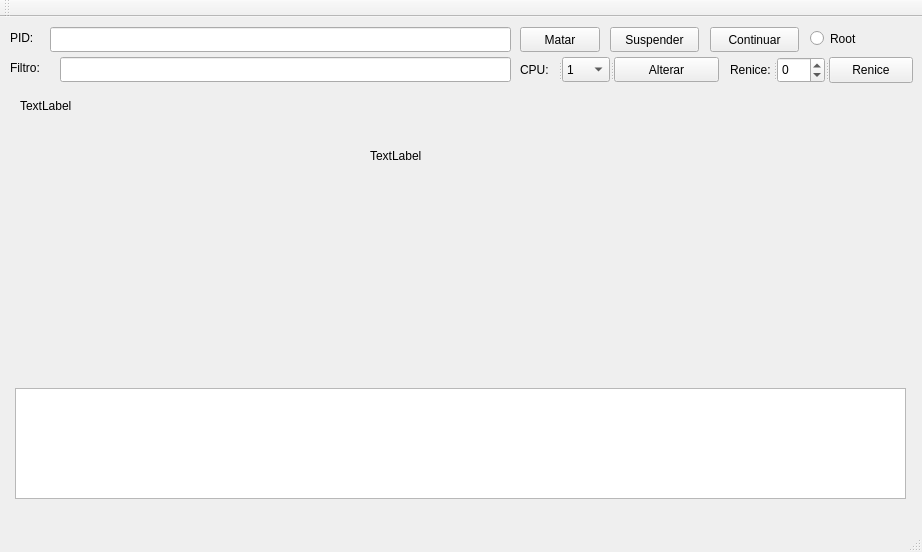
Mtarginoo/STR-Projeto01, file Projeto02_Unidade01/gerenciador_de_processos/mainwindow.ui: the form before one commit.
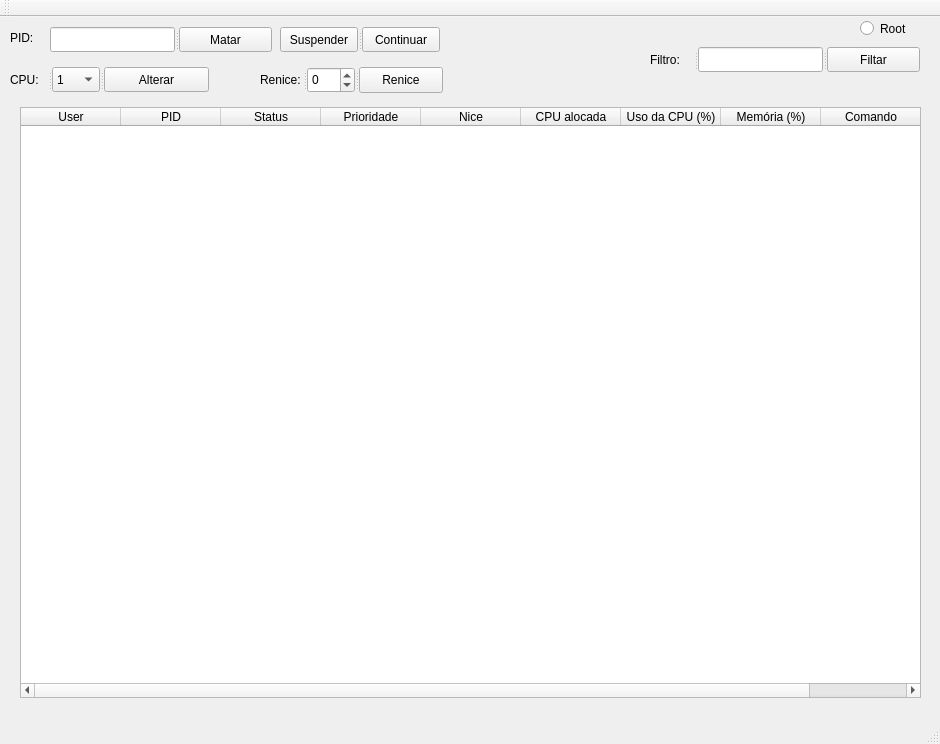
The form after the commit.

Commit message: adicionando tabela de processos e refresh

The edit to the form file:
```diff
--- a/Projeto02_Unidade01/gerenciador_de_processos/mainwindow.ui
+++ b/Projeto02_Unidade01/gerenciador_de_processos/mainwindow.ui
@@ -6,8 +6,8 @@
    <rect>
     <x>0</x>
     <y>0</y>
-    <width>922</width>
-    <height>552</height>
+    <width>940</width>
+    <height>744</height>
    </rect>
   </property>
   <property name="windowTitle">
@@ -27,84 +27,12 @@
      <string>PID: </string>
     </property>
    </widget>
-   <widget class="QLineEdit" name="txt_PID">
-    <property name="geometry">
-     <rect>
-      <x>50</x>
-      <y>10</y>
-      <width>461</width>
-      <height>25</height>
-     </rect>
-    </property>
-   </widget>
-   <widget class="QPushButton" name="btn_matar">
-    <property name="geometry">
-     <rect>
-      <x>520</x>
-      <y>10</y>
-      <width>80</width>
-      <height>25</height>
-     </rect>
-    </property>
-    <property name="text">
-     <string>Matar</string>
-    </property>
-   </widget>
-   <widget class="QPushButton" name="btn_suspender">
-    <property name="geometry">
-     <rect>
-      <x>610</x>
-      <y>10</y>
-      <width>89</width>
-      <height>25</height>
-     </rect>
-    </property>
-    <property name="text">
-     <string>Suspender</string>
-    </property>
-   </widget>
-   <widget class="QPushButton" name="btn_continuar">
-    <property name="geometry">
-     <rect>
-      <x>710</x>
-      <y>10</y>
-      <width>89</width>
-      <height>25</height>
-     </rect>
-    </property>
-    <property name="text">
-     <string>Continuar</string>
-    </property>
-   </widget>
-   <widget class="QLabel" name="label_2">
-    <property name="geometry">
-     <rect>
-      <x>10</x>
-      <y>40</y>
-      <width>41</width>
-      <height>21</height>
-     </rect>
-    </property>
-    <property name="text">
-     <string>Filtro:  </string>
-    </property>
-   </widget>
-   <widget class="QLineEdit" name="txt_PID_2">
-    <property name="geometry">
-     <rect>
-      <x>60</x>
-      <y>40</y>
-      <width>451</width>
-      <height>25</height>
-     </rect>
-    </property>
-   </widget>
    <widget class="QRadioButton" name="rb_root">
     <property name="geometry">
      <rect>
-      <x>810</x>
-      <y>10</y>
-      <width>112</width>
+      <x>860</x>
+      <y>0</y>
+      <width>61</width>
       <height>23</height>
      </rect>
     </property>
@@ -112,47 +40,11 @@
      <string>Root</string>
     </property>
    </widget>
-   <widget class="QLabel" name="label_5">
-    <property name="geometry">
-     <rect>
-      <x>20</x>
-      <y>80</y>
-      <width>111</width>
-      <height>17</height>
-     </rect>
-    </property>
-    <property name="text">
-     <string>TextLabel</string>
-    </property>
-   </widget>
-   <widget class="QTableView" name="tableView">
-    <property name="geometry">
-     <rect>
-      <x>15</x>
-      <y>371</y>
-      <width>891</width>
-      <height>111</height>
-     </rect>
-    </property>
-   </widget>
-   <widget class="QLabel" name="saida">
-    <property name="geometry">
-     <rect>
-      <x>370</x>
-      <y>130</y>
-      <width>67</width>
-      <height>17</height>
-     </rect>
-    </property>
-    <property name="text">
-     <string>TextLabel</string>
-    </property>
-   </widget>
    <widget class="QSplitter" name="splitter">
     <property name="geometry">
      <rect>
-      <x>520</x>
-      <y>40</y>
+      <x>10</x>
+      <y>50</y>
       <width>199</width>
       <height>25</height>
      </rect>
@@ -201,8 +93,8 @@
    <widget class="QSplitter" name="splitter_2">
     <property name="geometry">
      <rect>
-      <x>730</x>
-      <y>40</y>
+      <x>260</x>
+      <y>50</y>
       <width>183</width>
       <height>26</height>
      </rect>
@@ -229,6 +121,132 @@
      </property>
     </widget>
    </widget>
+   <widget class="QTableWidget" name="tabela_processos">
+    <property name="geometry">
+     <rect>
+      <x>20</x>
+      <y>90</y>
+      <width>901</width>
+      <height>591</height>
+     </rect>
+    </property>
+    <column>
+     <property name="text">
+      <string>User</string>
+     </property>
+    </column>
+    <column>
+     <property name="text">
+      <string>PID</string>
+     </property>
+    </column>
+    <column>
+     <property name="text">
+      <string>Status</string>
+     </property>
+    </column>
+    <column>
+     <property name="text">
+      <string>Prioridade</string>
+     </property>
+    </column>
+    <column>
+     <property name="text">
+      <string>Nice</string>
+     </property>
+    </column>
+    <column>
+     <property name="text">
+      <string>CPU alocada</string>
+     </property>
+    </column>
+    <column>
+     <property name="text">
+      <string>Uso da CPU (%)</string>
+     </property>
+    </column>
+    <column>
+     <property name="text">
+      <string>Memória (%)</string>
+     </property>
+    </column>
+    <column>
+     <property name="text">
+      <string>Comando</string>
+     </property>
+    </column>
+   </widget>
+   <widget class="QSplitter" name="splitter_5">
+    <property name="geometry">
+     <rect>
+      <x>50</x>
+      <y>10</y>
+      <width>222</width>
+      <height>25</height>
+     </rect>
+    </property>
+    <property name="orientation">
+     <enum>Qt::Horizontal</enum>
+    </property>
+    <widget class="QLineEdit" name="txt_PID"/>
+    <widget class="QPushButton" name="btn_matar">
+     <property name="text">
+      <string>Matar</string>
+     </property>
+    </widget>
+   </widget>
+   <widget class="QSplitter" name="splitter_6">
+    <property name="geometry">
+     <rect>
+      <x>280</x>
+      <y>10</y>
+      <width>161</width>
+      <height>25</height>
+     </rect>
+    </property>
+    <property name="orientation">
+     <enum>Qt::Horizontal</enum>
+    </property>
+    <widget class="QPushButton" name="btn_suspender">
+     <property name="text">
+      <string>Suspender</string>
+     </property>
+    </widget>
+    <widget class="QPushButton" name="btn_continuar">
+     <property name="text">
+      <string>Continuar</string>
+     </property>
+    </widget>
+   </widget>
+   <widget class="QSplitter" name="splitter_7">
+    <property name="geometry">
+     <rect>
+      <x>650</x>
+      <y>30</y>
+      <width>270</width>
+      <height>25</height>
+     </rect>
+    </property>
+    <property name="orientation">
+     <enum>Qt::Horizontal</enum>
+    </property>
+    <widget class="QLabel" name="label_2">
+     <property name="text">
+      <string>Filtro:  </string>
+     </property>
+    </widget>
+    <widget class="QSplitter" name="splitter_4">
+     <property name="orientation">
+      <enum>Qt::Horizontal</enum>
+     </property>
+     <widget class="QLineEdit" name="txt_filtro"/>
+     <widget class="QPushButton" name="btn_filtrar">
+      <property name="text">
+       <string>Filtar</string>
+      </property>
+     </widget>
+    </widget>
+   </widget>
   </widget>
   <widget class="QMenuBar" name="menuBar">
    <property name="geometry">
```
Left out of the diff: 2 changed lines with no effect on the pictures. The commit also changes 9 other files.
